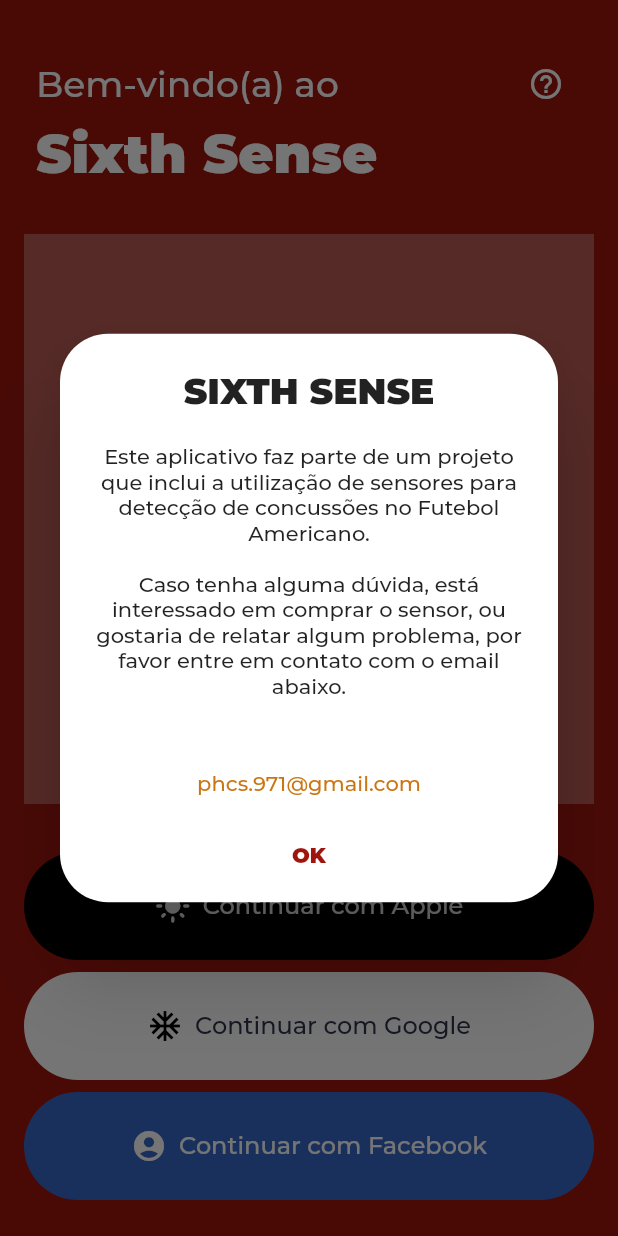
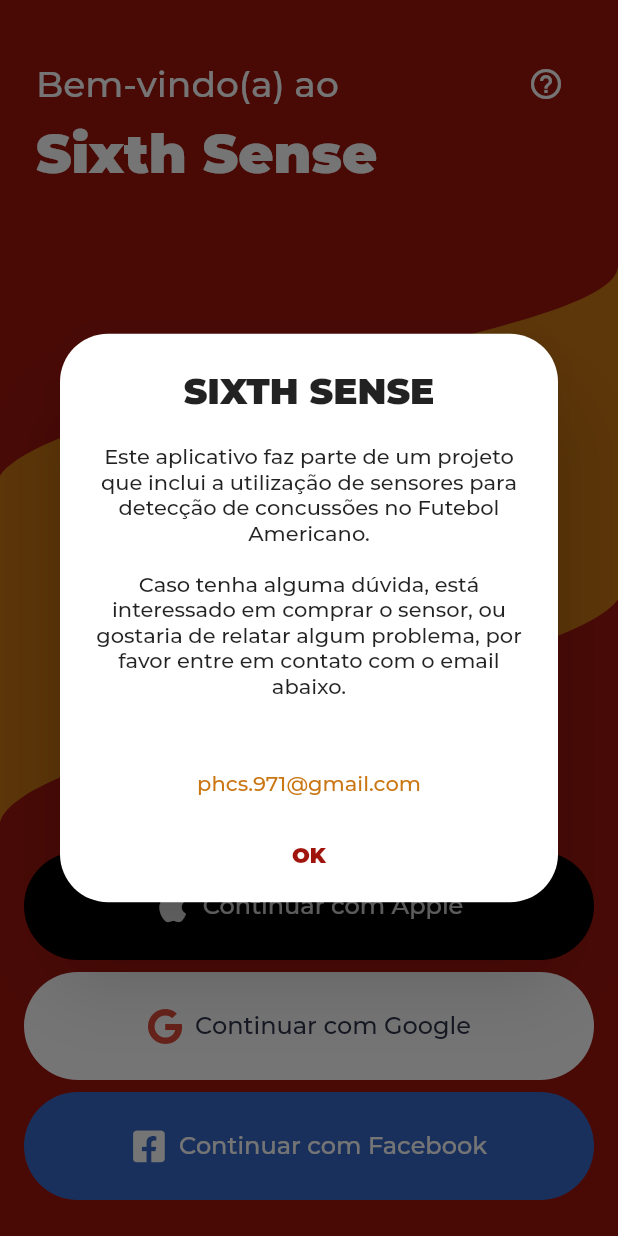
Before and after one commit to MateusFerroAntunesdeOliveira/sixth_sense, a Flutter app: the LoginPage screen opened by its route, after a tap on the "help outline" icon, on a phone screen of 412 x 824 dp. Run offline on Flutter 3.47's test engine with Material 2 defaults, Android fonts, the phone set to English and light mode, and no system bars; our stand-ins replace animated_splash_screen, font_awesome_flutter; project files that could hold a hidden picture were left out.

Commit message:
Mock LoginPage feita
Feito o CustomPaint com a logo no centro, ficou show ;D

```diff
--- a/lib/src/pages/login/login_page.dart
+++ b/lib/src/pages/login/login_page.dart
@@ -1,4 +1,5 @@
 import 'package:flutter/material.dart';
+import 'package:font_awesome_flutter/font_awesome_flutter.dart';
 
 import '../../utils/utils.dart';
 
@@ -82,6 +83,8 @@
     return Scaffold(
       backgroundColor: const Color(0xFF9F150D),
       body: SafeArea(
+        child: CustomPaint(
+          painter: BackgroundLogo(),
           child: Padding(
             padding: const EdgeInsets.all(16),
             child: Column(
@@ -124,11 +127,10 @@
                 // Logo
                 Padding(
                   padding: const EdgeInsets.symmetric(vertical: 32),
-                child: Container(
+                  child: SizedBox(
                     height: 380,
-                  color: Colors.white.withOpacity(0.3),
-                  child: const Center(
-                    child: Text("LOGO E DESENHO"),
+                    child: Center(
+                      child: Image.asset("assets/images/Logo_2.png"),
                     ),
                   ),
                 ),
@@ -145,7 +147,7 @@
                     child: Row(
                       mainAxisAlignment: MainAxisAlignment.center,
                       children: const [
-                      Icon(Icons.light_mode_rounded, color: Colors.white),
+                        Icon(FontAwesomeIcons.apple),
                         SizedBox(width: 8),
                         Text(
                           "Continuar com Apple",
@@ -176,7 +178,7 @@
                     child: Row(
                       mainAxisAlignment: MainAxisAlignment.center,
                       children: const [
-                      Icon(Icons.ac_unit, color: Colors.black),
+                        Icon(FontAwesomeIcons.google, color: Color(0xFFdd4b39)),
                         SizedBox(width: 8),
                         Text(
                           "Continuar com Google",
@@ -207,7 +209,7 @@
                     child: Row(
                       mainAxisAlignment: MainAxisAlignment.center,
                       children: const [
-                      Icon(Icons.account_circle, color: Colors.white),
+                        Icon(FontAwesomeIcons.facebookSquare),
                         SizedBox(width: 8),
                         Text(
                           "Continuar com Facebook",
@@ -229,6 +231,33 @@
             ),
           ),
         ),
+      ),
     );
   }
 }
+
+class BackgroundLogo extends CustomPainter {
+  @override
+  void paint(Canvas canvas, Size size) {
+    Paint paint = Paint()..color = const Color(0xFFCA7613);
+
+    Path path = Path()
+      ..moveTo(0, size.height * 0.385)
+      ..cubicTo(size.width * 0.1 , size.height * 0.315,
+                size.width, size.height * 0.275,
+                size.width, size.height * 0.215)
+
+      ..lineTo(size.width, size.height * 0.485)
+      ..cubicTo(size.width * 0.9, size.height * 0.55,
+                size.width * 0.05, size.height * 0.595,
+                0, size.height * 0.665);
+
+    canvas.drawPath(path, paint);
+    path.close();
+  }
+
+  @override
+  bool shouldRepaint(CustomPainter oldDelegate) {
+    return oldDelegate != this;
+  }
+}
--- a/pubspec.yaml
+++ b/pubspec.yaml
@@ -16,6 +16,7 @@
     sdk: flutter
   intl: ^0.17.0
   animated_splash_screen: ^1.1.0
+  font_awesome_flutter: ^9.2.0
 
 dev_dependencies:
   flutter_lints: ^1.0.0
```
Also changed, not shown: pubspec.lock. Lines whose indentation alone changed are shown as unchanged.
